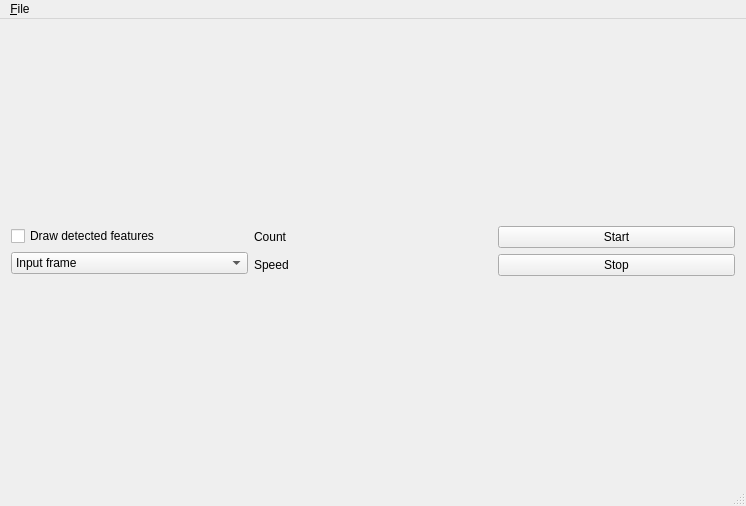
Old version of the form tram-collision-avoidance/src/mainwindow.ui in the repository maleadt/beeldverwerking.
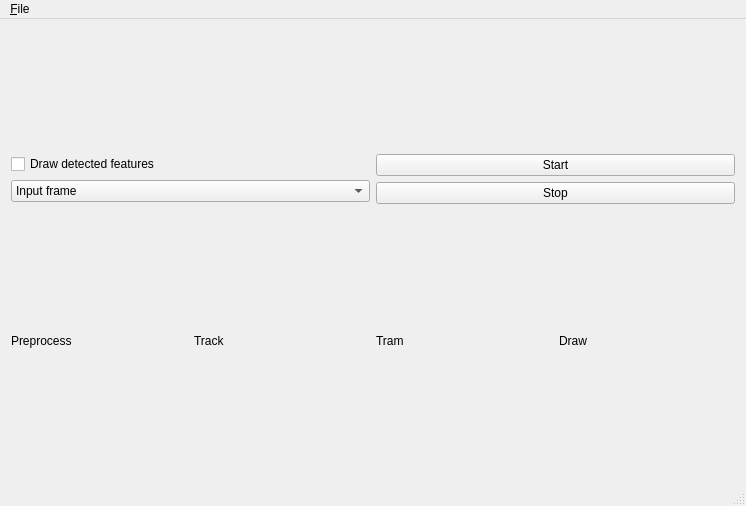
New version of the form.

Commit message: Fancy counters.

The edit to the form file:
```diff
--- a/tram-collision-avoidance/src/mainwindow.ui
+++ b/tram-collision-avoidance/src/mainwindow.ui
@@ -55,24 +55,6 @@
           </item>
          </layout>
         </item>
-        <item>
-         <layout class="QVBoxLayout" name="lytStats">
-          <item>
-           <widget class="QLabel" name="lblFrames">
-            <property name="text">
-             <string>Count</string>
-            </property>
-           </widget>
-          </item>
-          <item>
-           <widget class="QLabel" name="lblFps">
-            <property name="text">
-             <string>Speed</string>
-            </property>
-           </widget>
-          </item>
-         </layout>
-        </item>
         <item>
          <layout class="QVBoxLayout" name="lytButtons">
           <item>
@@ -96,6 +78,62 @@
       <item row="2" column="1">
        <layout class="QHBoxLayout" name="lytVideo"/>
       </item>
+      <item row="3" column="1">
+       <layout class="QHBoxLayout" name="lytStats">
+        <item>
+         <widget class="QLabel" name="lblPreprocess">
+          <property name="sizePolicy">
+           <sizepolicy hsizetype="Preferred" vsizetype="Fixed">
+            <horstretch>0</horstretch>
+            <verstretch>0</verstretch>
+           </sizepolicy>
+          </property>
+          <property name="text">
+           <string>Preprocess</string>
+          </property>
+         </widget>
+        </item>
+        <item>
+         <widget class="QLabel" name="lblTrack">
+          <property name="sizePolicy">
+           <sizepolicy hsizetype="Preferred" vsizetype="Fixed">
+            <horstretch>0</horstretch>
+            <verstretch>0</verstretch>
+           </sizepolicy>
+          </property>
+          <property name="text">
+           <string>Track</string>
+          </property>
+         </widget>
+        </item>
+        <item>
+         <widget class="QLabel" name="lblTram">
+          <property name="sizePolicy">
+           <sizepolicy hsizetype="Preferred" vsizetype="Fixed">
+            <horstretch>0</horstretch>
+            <verstretch>0</verstretch>
+           </sizepolicy>
+          </property>
+          <property name="text">
+           <string>Tram</string>
+          </property>
+         </widget>
+        </item>
+        <item>
+         <widget class="QLabel" name="lblDraw">
+          <property name="sizePolicy">
+           <sizepolicy hsizetype="Preferred" vsizetype="Fixed">
+            <horstretch>0</horstretch>
+            <verstretch>0</verstretch>
+           </sizepolicy>
+          </property>
+          <property name="text">
+           <string>Draw</string>
+          </property>
+         </widget>
+        </item>
+       </layout>
+      </item>
      </layout>
     </item>
    </layout>
```
The commit also changes 2 other files.
